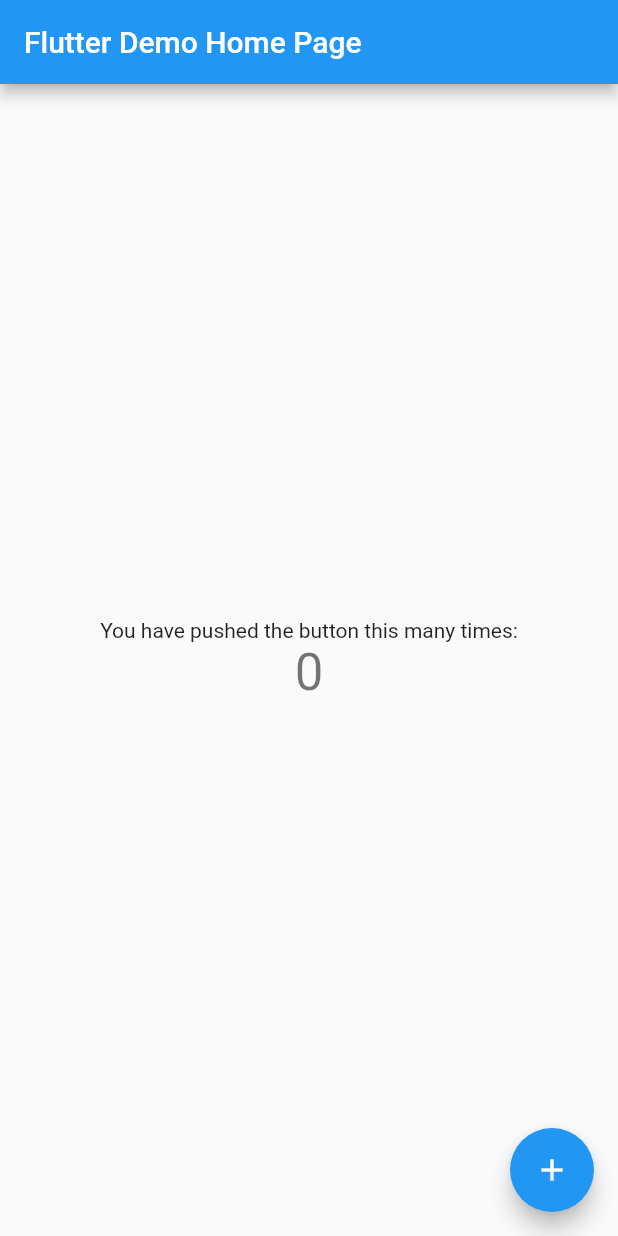
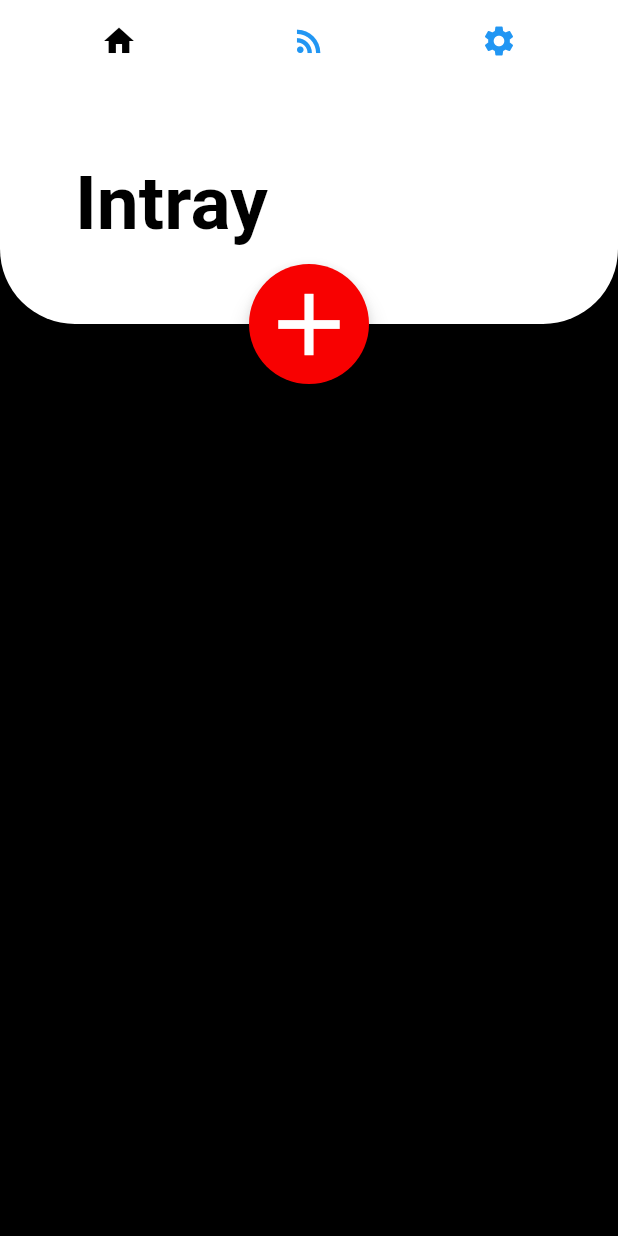
Before and after one commit to DiegoHeer/TodoApp, a Flutter app: the screen it shows after launch, on a phone screen of 412 x 824 dp. Run offline on Flutter 3.47's test engine with Material 2 defaults, Android fonts, the phone set to English and light mode, and no system bars; Roboto replaces fonts that are missing (Avenir).

Commit message:
Create intray top bar and button

```diff
--- a/todoapp/lib/main.dart
+++ b/todoapp/lib/main.dart
@@ -1,4 +1,5 @@
 import 'package:flutter/material.dart';
+import 'package:todoapp/models/global.dart';
 
 void main() => runApp(MyApp());
 
@@ -7,17 +8,8 @@ class MyApp extends StatelessWidget {
   @override
   Widget build(BuildContext context) {
     return MaterialApp(
-      title: 'Flutter Demo',
+      title: 'Todo App',
       theme: ThemeData(
-        // This is the theme of your application.
-        //
-        // Try running your application with "flutter run". You'll see the
-        // application has a blue toolbar. Then, without quitting the app, try
-        // changing the primarySwatch below to Colors.green and then invoke
-        // "hot reload" (press "r" in the console where you ran "flutter run",
-        // or simply save your changes to "hot reload" in a Flutter IDE).
-        // Notice that the counter didn't reset back to zero; the application
-        // is not restarted.
         primarySwatch: Colors.blue,
       ),
       home: MyHomePage(title: 'Flutter Demo Home Page'),
@@ -28,15 +20,6 @@ class MyApp extends StatelessWidget {
 class MyHomePage extends StatefulWidget {
   MyHomePage({Key key, this.title}) : super(key: key);
 
-  // This widget is the home page of your application. It is stateful, meaning
-  // that it has a State object (defined below) that contains fields that affect
-  // how it looks.
-
-  // This class is the configuration for the state. It holds the values (in this
-  // case the title) provided by the parent (in this case the App widget) and
-  // used by the build method of the State. Fields in a Widget subclass are
-  // always marked "final".
-
   final String title;
 
   @override
@@ -44,68 +27,77 @@ class MyHomePage extends StatefulWidget {
 }
 
 class _MyHomePageState extends State<MyHomePage> {
-  int _counter = 0;
-
-  void _incrementCounter() {
-    setState(() {
-      // This call to setState tells the Flutter framework that something has
-      // changed in this State, which causes it to rerun the build method below
-      // so that the display can reflect the updated values. If we changed
-      // _counter without calling setState(), then the build method would not be
-      // called again, and so nothing would appear to happen.
-      _counter++;
-    });
-  }
 
   @override
   Widget build(BuildContext context) {
-    // This method is rerun every time setState is called, for instance as done
-    // by the _incrementCounter method above.
-    //
-    // The Flutter framework has been optimized to make rerunning build methods
-    // fast, so that you can just rebuild anything that needs updating rather
-    // than having to individually change instances of widgets.
-    return Scaffold(
-      appBar: AppBar(
-        // Here we take the value from the MyHomePage object that was created by
-        // the App.build method, and use it to set our appbar title.
-        title: Text(widget.title),
-      ),
-      body: Center(
-        // Center is a layout widget. It takes a single child and positions it
-        // in the middle of the parent.
-        child: Column(
-          // Column is also a layout widget. It takes a list of children and
-          // arranges them vertically. By default, it sizes itself to fit its
-          // children horizontally, and tries to be as tall as its parent.
-          //
-          // Invoke "debug painting" (press "p" in the console, choose the
-          // "Toggle Debug Paint" action from the Flutter Inspector in Android
-          // Studio, or the "Toggle Debug Paint" command in Visual Studio Code)
-          // to see the wireframe for each widget.
-          //
-          // Column has various properties to control how it sizes itself and
-          // how it positions its children. Here we use mainAxisAlignment to
-          // center the children vertically; the main axis here is the vertical
-          // axis because Columns are vertical (the cross axis would be
-          // horizontal).
-          mainAxisAlignment: MainAxisAlignment.center,
-          children: <Widget>[
-            Text(
-              'You have pushed the button this many times:',
+    return SafeArea(
+      child: MaterialApp(
+        color: Colors.yellow,
+        home: DefaultTabController(
+          length: 3,
+          child: new Scaffold(
+            body: Stack(
+              children: <Widget>[
+                TabBarView(
+                  children: [
+                    new Container(color: blackColor,),
+                    new Container(color: Colors.orange,),
+//                new Container(color: Colors.lightGreen,),
+                    new Container(color: Colors.red,),
+                  ],
+                ),
+                Container(
+                  padding: EdgeInsets.only(left: 50),
+                  height: 160,
+                  decoration: BoxDecoration(
+                    borderRadius: BorderRadius.only(
+                        bottomLeft: Radius.circular(50),
+                        bottomRight: Radius.circular(50)
+                    ),
+                    color: Colors.white,
+                  ),
+                  child: Row(
+                    mainAxisAlignment: MainAxisAlignment.spaceBetween,
+                    children: <Widget>[
+                      Text('Intray', style: intrayTitleStyle,),
+                      Container()
+                    ],
+                  ),
+                ),
+                Container(
+                  height: 80,
+                  width: 80,
+                  margin: EdgeInsets.only(top: 120, left: MediaQuery.of(context).size.width*0.5 - 40),
+                  child: FloatingActionButton(
+                    child: Icon(Icons.add, size: 70,),
+                    backgroundColor: redColor,
+                    onPressed: () {},
+                  ),
+                )
+              ]
             ),
-            Text(
-              '$_counter',
-              style: Theme.of(context).textTheme.display1,
+          appBar: AppBar(
+            elevation: 0,
+            title: new TabBar(
+              tabs: [
+                Tab(icon: new Icon(Icons.home),),
+                Tab(icon: new Icon(Icons.rss_feed),),
+//                Tab(icon: new Icon(Icons.perm_identity),),
+                Tab(icon: new Icon(Icons.settings),)
+              ],
+              labelColor: blackColor,
+              unselectedLabelColor: Colors.blue,
+              indicatorSize: TabBarIndicatorSize.label,
+              indicatorPadding: EdgeInsets.all(5.0),
+              indicatorColor: Colors.transparent,
             ),
-          ],
+            backgroundColor: Colors.white,
+          ),
+          backgroundColor: Colors.white,
         ),
       ),
-      floatingActionButton: FloatingActionButton(
-        onPressed: _incrementCounter,
-        tooltip: 'Increment',
-        child: Icon(Icons.add),
-      ), // This trailing comma makes auto-formatting nicer for build methods.
+    )
+    ,
     );
   }
 }
--- /dev/null
+++ b/todoapp/lib/models/global.dart
@@ -0,0 +1,9 @@
+import 'package:flutter/material.dart';
+
+Color blackColor = new Color(0xFF000000);
+Color redColor = new Color(0xFFF80101);
+
+TextStyle intrayTitleStyle = new TextStyle(fontFamily: 'Avenir',
+    fontWeight: FontWeight.bold,
+    color: blackColor,
+    fontSize: 50);
```
